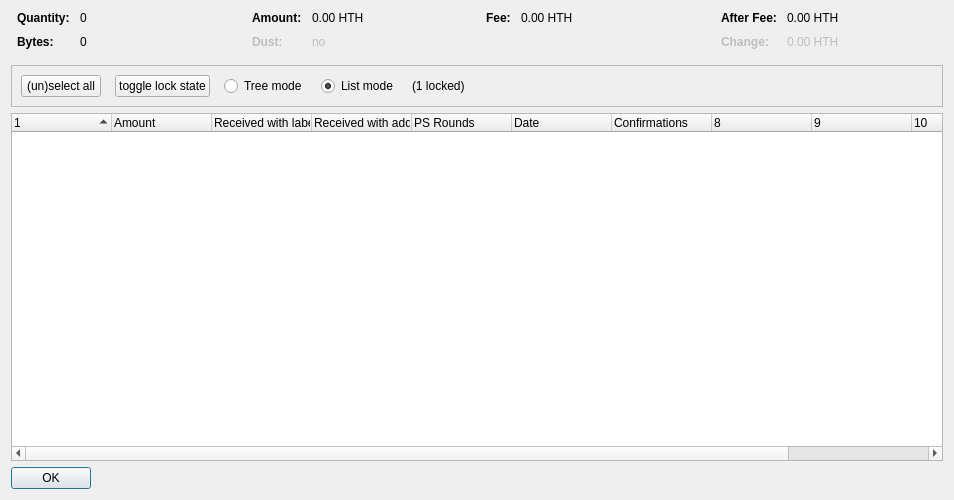
Above: src/qt/forms/coincontroldialog.ui from devilking6105/HTH before the change. Below: the same form after it.
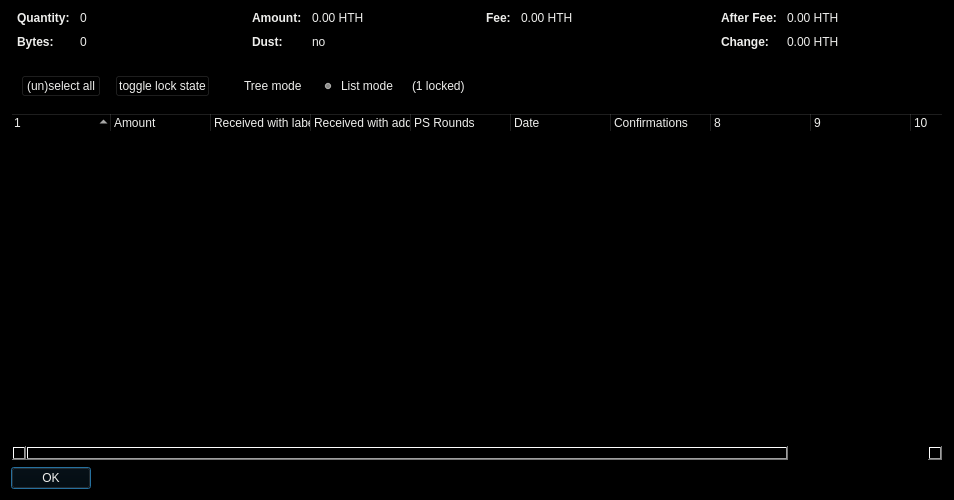
That is the form after the change. Custom widgets are drawn as their Qt base class.

Diff of the .ui file:
```diff
--- a/src/qt/forms/coincontroldialog.ui
+++ b/src/qt/forms/coincontroldialog.ui
@@ -13,6 +13,9 @@
   <property name="windowTitle">
    <string>Coin Selection</string>
   </property>
+  <property name="styleSheet">
+   <string notr="true">background-color: rgb(0, 0, 0);</string>
+  </property>
   <layout class="QVBoxLayout" name="verticalLayout">
    <item>
     <layout class="QHBoxLayout" name="horizontalLayoutTop" stretch="0,0,0,0">
@@ -44,6 +47,10 @@
            <bold>true</bold>
           </font>
          </property>
+         <property name="styleSheet">
+          <string notr="true">color: rgb(238, 238, 236);
+background-color: rgb(0, 0, 0);</string>
+         </property>
          <property name="text">
           <string>Quantity:</string>
          </property>
@@ -57,6 +64,10 @@
          <property name="contextMenuPolicy">
           <enum>Qt::ActionsContextMenu</enum>
          </property>
+         <property name="styleSheet">
+          <string notr="true">color: rgb(238, 238, 236);
+background-color: rgb(0, 0, 0);</string>
+         </property>
          <property name="text">
           <string notr="true">0</string>
          </property>
@@ -73,6 +84,10 @@
            <bold>true</bold>
           </font>
          </property>
+         <property name="styleSheet">
+          <string notr="true">color: rgb(238, 238, 236);
+background-color: rgb(0, 0, 0);</string>
+         </property>
          <property name="text">
           <string>Bytes:</string>
          </property>
@@ -86,6 +101,10 @@
          <property name="contextMenuPolicy">
           <enum>Qt::ActionsContextMenu</enum>
          </property>
+         <property name="styleSheet">
+          <string notr="true">color: rgb(238, 238, 236);
+background-color: rgb(0, 0, 0);</string>
+         </property>
          <property name="text">
           <string notr="true">0</string>
          </property>
@@ -118,6 +137,9 @@
            <bold>true</bold>
           </font>
          </property>
+         <property name="styleSheet">
+          <string notr="true">color: rgb(238, 238, 236);</string>
+         </property>
          <property name="text">
           <string>Amount:</string>
          </property>
@@ -131,6 +153,9 @@
          <property name="contextMenuPolicy">
           <enum>Qt::ActionsContextMenu</enum>
          </property>
+         <property name="styleSheet">
+          <string notr="true">color: rgb(238, 238, 236);</string>
+         </property>
          <property name="text">
           <string notr="true">0.00 HTH</string>
          </property>
@@ -150,6 +175,9 @@
            <bold>true</bold>
           </font>
          </property>
+         <property name="styleSheet">
+          <string notr="true">color: rgb(238, 238, 236);</string>
+         </property>
          <property name="text">
           <string>Dust:</string>
          </property>
@@ -166,6 +194,9 @@
          <property name="contextMenuPolicy">
           <enum>Qt::ActionsContextMenu</enum>
          </property>
+         <property name="styleSheet">
+          <string notr="true">color: rgb(238, 238, 236);</string>
+         </property>
          <property name="text">
           <string notr="true">no</string>
          </property>
@@ -198,6 +229,9 @@
            <bold>true</bold>
           </font>
          </property>
+         <property name="styleSheet">
+          <string notr="true">color: rgb(238, 238, 236);</string>
+         </property>
          <property name="text">
           <string>Fee:</string>
          </property>
@@ -211,6 +245,9 @@
          <property name="contextMenuPolicy">
           <enum>Qt::ActionsContextMenu</enum>
          </property>
+         <property name="styleSheet">
+          <string notr="true">color: rgb(238, 238, 236);</string>
+         </property>
          <property name="text">
           <string notr="true">0.00 HTH</string>
          </property>
@@ -243,6 +280,9 @@
            <bold>true</bold>
           </font>
          </property>
+         <property name="styleSheet">
+          <string notr="true">color: rgb(238, 238, 236);</string>
+         </property>
          <property name="text">
           <string>After Fee:</string>
          </property>
@@ -256,6 +296,9 @@
          <property name="contextMenuPolicy">
           <enum>Qt::ActionsContextMenu</enum>
          </property>
+         <property name="styleSheet">
+          <string notr="true">color: rgb(238, 238, 236);</string>
+         </property>
          <property name="text">
           <string notr="true">0.00 HTH</string>
          </property>
@@ -275,6 +318,9 @@
            <bold>true</bold>
           </font>
          </property>
+         <property name="styleSheet">
+          <string notr="true">color: rgb(238, 238, 236);</string>
+         </property>
          <property name="text">
           <string>Change:</string>
          </property>
@@ -291,6 +337,9 @@
          <property name="contextMenuPolicy">
           <enum>Qt::ActionsContextMenu</enum>
          </property>
+         <property name="styleSheet">
+          <string notr="true">color: rgb(238, 238, 236);</string>
+         </property>
          <property name="text">
           <string notr="true">0.00 HTH</string>
          </property>
@@ -331,6 +380,10 @@
             <verstretch>0</verstretch>
            </sizepolicy>
           </property>
+          <property name="styleSheet">
+           <string notr="true">color: rgb(238, 238, 236);
+background-color: rgb(0, 0, 0);</string>
+          </property>
           <property name="text">
            <string>(un)select all</string>
           </property>
@@ -347,6 +400,9 @@
             <verstretch>0</verstretch>
            </sizepolicy>
           </property>
+          <property name="styleSheet">
+           <string notr="true">color: rgb(238, 238, 236);</string>
+          </property>
           <property name="text">
            <string>toggle lock state</string>
           </property>
@@ -363,6 +419,9 @@
             <verstretch>0</verstretch>
            </sizepolicy>
           </property>
+          <property name="styleSheet">
+           <string notr="true">color: rgb(238, 238, 236);</string>
+          </property>
           <property name="text">
            <string>Tree mode</string>
           </property>
@@ -376,6 +435,9 @@
             <verstretch>0</verstretch>
            </sizepolicy>
           </property>
+          <property name="styleSheet">
+           <string notr="true">color: rgb(238, 238, 236);</string>
+          </property>
           <property name="text">
            <string>List mode</string>
           </property>
@@ -386,6 +448,9 @@
         </item>
         <item>
          <widget class="QLabel" name="labelLocked">
+          <property name="styleSheet">
+           <string notr="true">color: rgb(238, 238, 236);</string>
+          </property>
           <property name="text">
            <string>(1 locked)</string>
           </property>
@@ -414,6 +479,9 @@
      <property name="contextMenuPolicy">
       <enum>Qt::CustomContextMenu</enum>
      </property>
+     <property name="styleSheet">
+      <string notr="true">color: rgb(238, 238, 236);</string>
+     </property>
      <property name="sortingEnabled">
       <bool>false</bool>
      </property>
@@ -494,6 +562,9 @@
        <verstretch>0</verstretch>
       </sizepolicy>
      </property>
+     <property name="styleSheet">
+      <string notr="true">color: rgb(238, 238, 236);</string>
+     </property>
      <property name="orientation">
       <enum>Qt::Horizontal</enum>
      </property>
```
